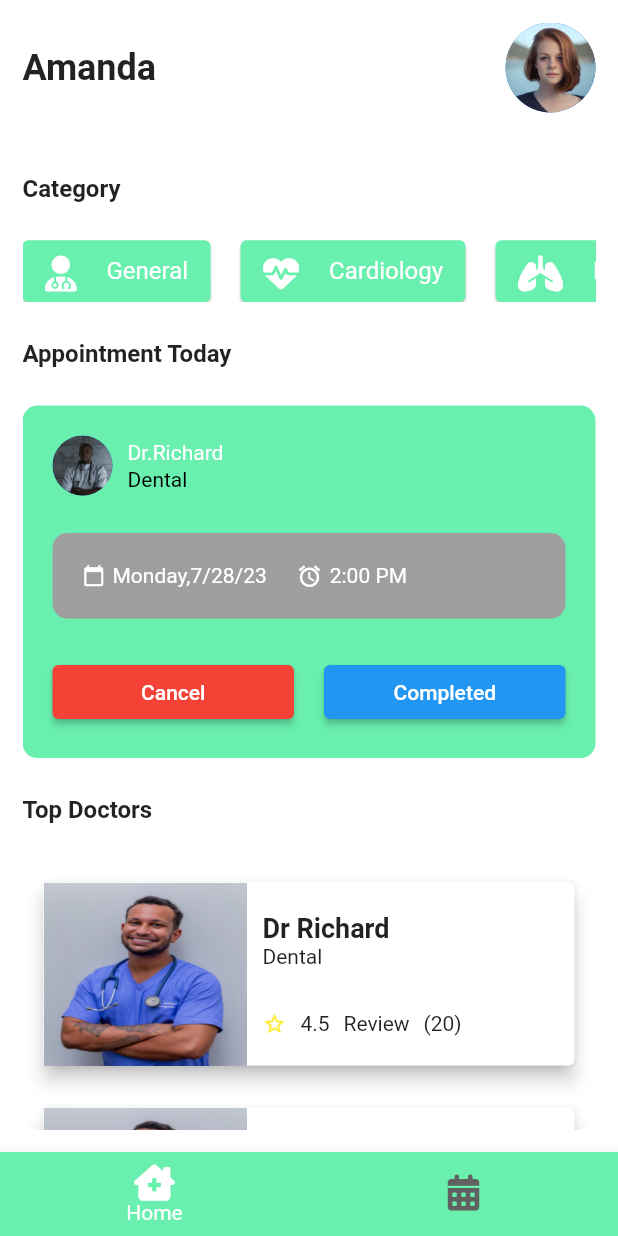
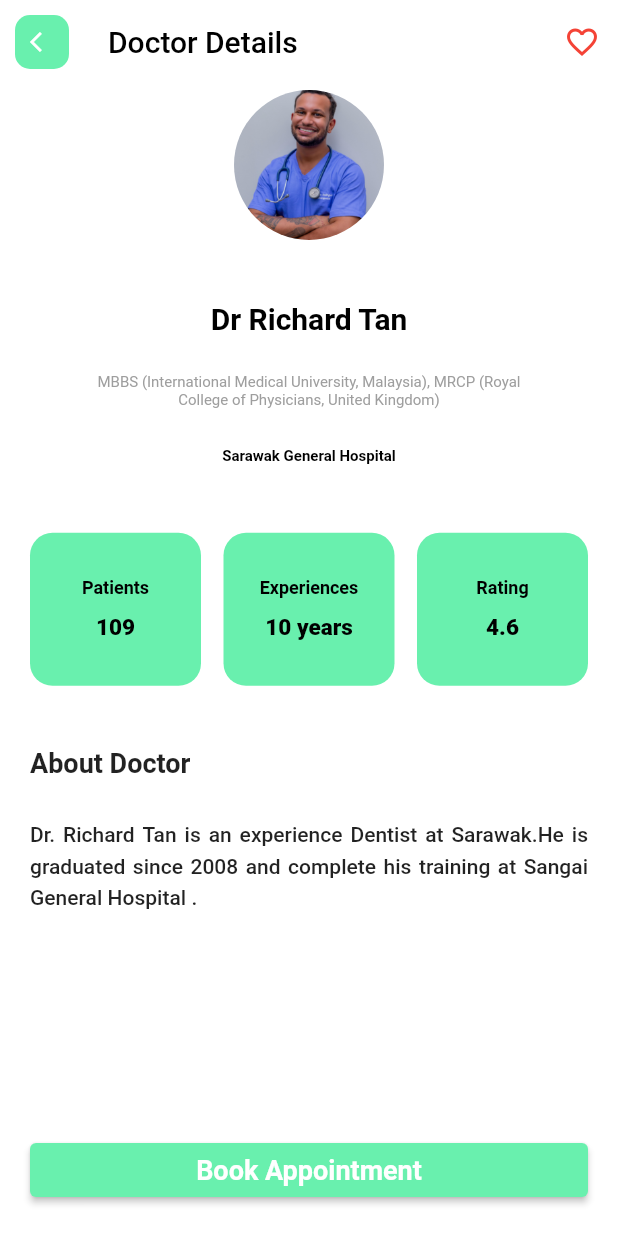
Before and after one commit to ishasib/fdoctor, a Flutter app: the MainLayout screen opened by its route, after a tap on "Dr Richard", on a phone screen of 412 x 824 dp. Run offline on Flutter 3.47's test engine with Material 2 defaults, Android fonts, the phone set to English and light mode, and no system bars; our stand-ins replace font_awesome_flutter.

Commit message:
Third Commit

```diff
--- /dev/null
+++ b/lib/components/custom_appbar.dart
@@ -0,0 +1,63 @@
+import 'package:fdoctor/utils/config.dart';
+import 'package:flutter/material.dart';
+import 'package:font_awesome_flutter/font_awesome_flutter.dart';
+
+class CustomAppBar extends StatefulWidget implements PreferredSizeWidget {
+  const CustomAppBar(
+      {Key? key, this.actions, this.appTitle, this.icon, this.route})
+      : super(key: key);
+  @override
+  Size get preferredSize =>
+      const Size.fromHeight(60); //default height of app is 60
+  final String? appTitle;
+  final String? route;
+  final FaIcon? icon;
+  final List<Widget>? actions;
+
+  @override
+  State<CustomAppBar> createState() => _CustomAppBarState();
+}
+
+class _CustomAppBarState extends State<CustomAppBar> {
+  @override
+  Widget build(BuildContext context) {
+    return AppBar(
+      automaticallyImplyLeading: true,
+      backgroundColor: Colors.white,
+      elevation: 0,
+      title: Text(
+        widget.appTitle!,
+        style: const TextStyle(
+          fontSize: 20,
+          color: Colors.black,
+        ),
+      ),
+      //if icon is not set return null
+      leading: widget.icon != null
+          ? Container(
+              margin: const EdgeInsets.symmetric(horizontal: 10, vertical: 10),
+              decoration: BoxDecoration(
+                borderRadius: BorderRadius.circular(10),
+                color: Config.primarycolor,
+              ),
+              child: IconButton(
+                onPressed: () {
+                  //if route is given, then this icon button will navigate to that route
+                  if (widget.route != null) {
+                    Navigator.of(context).pushNamed(widget.route!);
+                  } else {
+                    //else, just simply pop back to previous page
+                    Navigator.of(context).pop();
+                  }
+                },
+                icon: widget.icon!,
+                iconSize: 16,
+                color: Colors.white,
+              ),
+            )
+          : null,
+      //if action is not set, return null
+      actions: widget.actions ?? null,
+    );
+  }
+}
--- a/lib/components/doctor_card.dart
+++ b/lib/components/doctor_card.dart
@@ -1,14 +1,10 @@
 import 'package:fdoctor/utils/config.dart';
 import 'package:flutter/material.dart';
 
-class DoctorCard extends StatefulWidget {
-  const DoctorCard({Key? key}) : super(key: key);
-
-  @override
-  State<DoctorCard> createState() => _DoctorCardState();
-}
-
-class _DoctorCardState extends State<DoctorCard> {
+//change this to stateless
+class DoctorCard extends StatelessWidget {
+  const DoctorCard({Key? key, required this.route}) : super(key: key);
+  final String route;
   @override
   Widget build(BuildContext context) {
     Config().init(context);
@@ -81,7 +77,9 @@ class _DoctorCardState extends State<DoctorCard> {
             ],
           ),
         ),
-        onTap: () {}, //redirect to doctor details
+        onTap: () {
+          Navigator.of(context).pushNamed(route);
+        }, //redirect to doctor details
       ),
     );
   }
--- a/lib/main.dart
+++ b/lib/main.dart
@@ -1,5 +1,6 @@
 import 'package:fdoctor/main_layout.dart';
 import 'package:fdoctor/screens/auth_page.dart';
+import 'package:fdoctor/screens/doctor_details.dart';
 import 'package:fdoctor/utils/config.dart';
 import 'package:flutter/material.dart';
 
@@ -49,6 +50,7 @@ class MyApp extends StatelessWidget {
         '/': (context) => const AuthPage(),
 
         'main': (context) => const MainLayout(),
+        'doc_details': (context) => const DoctorDetails(),
       },
     );
   }
--- a/lib/screens/appointment_page.dart
+++ b/lib/screens/appointment_page.dart
@@ -2,7 +2,7 @@ import 'package:fdoctor/utils/config.dart';
 import 'package:flutter/material.dart';
 
 class AppointmentPage extends StatefulWidget {
-  const AppointmentPage({super.key});
+  const AppointmentPage({Key? key}) : super(key: key);
 
   @override
   State<AppointmentPage> createState() => _AppointmentPageState();
--- a/lib/screens/auth_page.dart
+++ b/lib/screens/auth_page.dart
@@ -5,7 +5,7 @@ import 'package:fdoctor/utils/text.dart';
 import 'package:flutter/material.dart';
 
 class AuthPage extends StatefulWidget {
-  const AuthPage({super.key});
+  const AuthPage({Key? key}) : super(key: key);
 
   @override
   State<AuthPage> createState() => _AuthPageState();
--- /dev/null
+++ b/lib/screens/doctor_details.dart
@@ -0,0 +1,229 @@
+import 'package:fdoctor/components/button.dart';
+import 'package:fdoctor/components/custom_appbar.dart';
+import 'package:fdoctor/utils/config.dart';
+import 'package:flutter/material.dart';
+import 'package:font_awesome_flutter/font_awesome_flutter.dart';
+
+class DoctorDetails extends StatefulWidget {
+  const DoctorDetails({Key? key}) : super(key: key);
+  @override
+  State<DoctorDetails> createState() => _DoctorDetailsState();
+}
+
+class _DoctorDetailsState extends State<DoctorDetails> {
+  //for favorite button
+  bool isFav = false;
+  @override
+  Widget build(BuildContext context) {
+    return Scaffold(
+      appBar: CustomAppBar(
+        appTitle: 'Doctor Details',
+        icon: const FaIcon(Icons.arrow_back_ios),
+        actions: [
+          IconButton(
+              onPressed: () {
+                setState(() {
+                  isFav = !isFav;
+                });
+              },
+              icon: FaIcon(
+                isFav ? Icons.favorite_rounded : Icons.favorite_outline,
+                color: Colors.red,
+              ))
+        ],
+      ),
+      body: SafeArea(
+          child: Column(
+        children: <Widget>[
+          //build doctro avatar and intro here
+          AboutDoctor(),
+          //details of the doctor
+          DetailBody(),
+          const Spacer(),
+          Padding(
+            padding: const EdgeInsets.all(20), //
+            child: Button(
+              width: double.infinity,
+              title: 'Book Appointment',
+              onPressed: () {
+                //navigate to booking page
+              },
+              disable: false,
+            ),
+          ),
+        ],
+      )),
+    );
+  }
+}
+
+class AboutDoctor extends StatelessWidget {
+  const AboutDoctor({Key? key}) : super(key: key);
+
+  @override
+  Widget build(BuildContext context) {
+    Config().init(context);
+    return Container(
+      width: double.infinity,
+      child: Column(
+        children: <Widget>[
+          const CircleAvatar(
+            radius: 50.0,
+            backgroundImage: AssetImage('assets/doctor_2.jpg'),
+            backgroundColor: Colors.white,
+          ),
+          Config.spaceMedium,
+          const Text(
+            'Dr Richard Tan',
+            style: TextStyle(
+              color: Colors.black,
+              fontSize: 20.0,
+              fontWeight: FontWeight.bold,
+            ),
+          ),
+          Config.spaceSmall,
+          SizedBox(
+            width: Config.widthSize * 0.75,
+            child: const Text(
+              'MBBS (International Medical University, Malaysia), MRCP (Royal College of Physicians, United Kingdom)',
+              style: TextStyle(
+                color: Colors.grey,
+                fontSize: 10,
+              ),
+              softWrap: true,
+              textAlign: TextAlign.center,
+            ),
+          ),
+          Config.spaceSmall,
+          SizedBox(
+            width: Config.widthSize * 0.75,
+            child: const Text(
+              'Sarawak General Hospital',
+              style: TextStyle(
+                color: Colors.black,
+                fontWeight: FontWeight.bold,
+                fontSize: 10,
+              ),
+              softWrap: true,
+              textAlign: TextAlign.center,
+            ),
+          ),
+        ],
+      ),
+    );
+  }
+}
+
+class DetailBody extends StatelessWidget {
+  const DetailBody({Key? key}) : super(key: key);
+
+  @override
+  Widget build(BuildContext context) {
+    Config().init(context);
+    return Container(
+      padding: const EdgeInsets.all(20),
+      margin: const EdgeInsets.only(bottom: 10),
+      child: Column(
+        crossAxisAlignment: CrossAxisAlignment.stretch,
+        children: <Widget>[
+          Config.spaceSmall,
+          //doctor exp,patient and raring
+          DoctorInfo(),
+          Config.spaceMedium,
+
+          const Text(
+            'About Doctor',
+            style: TextStyle(fontWeight: FontWeight.w600, fontSize: 18),
+          ),
+          Config.spaceSmall,
+          const Text(
+            'Dr. Richard Tan is an experience Dentist at Sarawak.He is graduated since 2008 and complete his training at Sangai General Hospital .',
+            style: TextStyle(
+              fontWeight: FontWeight.w500,
+              height: 1.5,
+            ),
+            softWrap: true,
+            textAlign: TextAlign.justify,
+          ),
+        ],
+      ),
+    );
+  }
+}
+
+class DoctorInfo extends StatelessWidget {
+  const DoctorInfo({Key? key}) : super(key: key);
+
+  @override
+  Widget build(BuildContext context) {
+    return Row(
+      children: const <Widget>[
+        //let's extract to another class
+        InfoCard(
+          label: 'Patients',
+          value: '109',
+        ),
+        SizedBox(
+          width: 15,
+        ),
+        InfoCard(
+          label: 'Experiences',
+          value: '10 years',
+        ),
+        SizedBox(
+          width: 15,
+        ),
+        InfoCard(
+          label: 'Rating',
+          value: '4.6',
+        ),
+      ],
+    );
+  }
+}
+
+class InfoCard extends StatelessWidget {
+  const InfoCard({Key? key, required this.label, required this.value})
+      : super(key: key);
+
+  final String label;
+  final String value;
+  @override
+  Widget build(BuildContext context) {
+    return Expanded(
+      child: Container(
+        decoration: BoxDecoration(
+          borderRadius: BorderRadius.circular(15),
+          color: Config.primarycolor,
+        ),
+        padding: const EdgeInsets.symmetric(
+          vertical: 30,
+          horizontal: 15,
+        ),
+        child: Column(
+          children: <Widget>[
+            Text(
+              label,
+              style: const TextStyle(
+                color: Colors.black,
+                fontSize: 12,
+                fontWeight: FontWeight.w600,
+              ),
+            ),
+            const SizedBox(
+              height: 10,
+            ),
+            Text(
+              value,
+              style: const TextStyle(
+                color: Colors.black,
+                fontSize: 15,
+                fontWeight: FontWeight.w800,
+              ),
+            ),
+          ],
+        ),
+      ),
+    );
+  }
+}
--- a/lib/screens/home_page.dart
+++ b/lib/screens/home_page.dart
@@ -138,7 +138,9 @@ class _HomePageState extends State<HomePage> {
               Config.spaceSmall,
               Column(
                   children: List.generate(10, (index) {
-                return DoctorCard();
+                return DoctorCard(
+                  route: 'doc_details',
+                );
               }))
             ],
           ),
```
